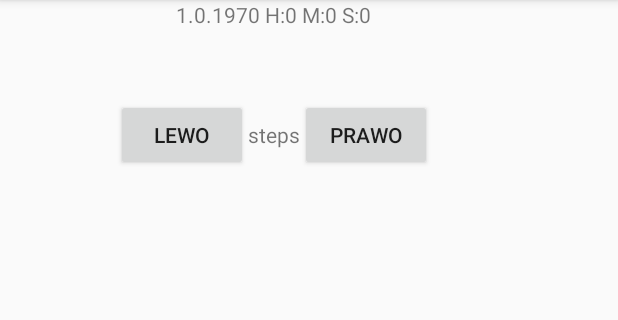
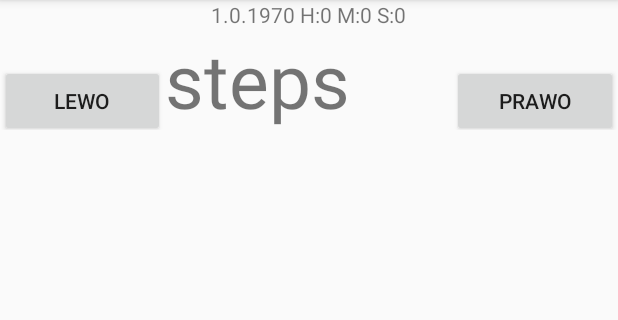
Before and after one commit to Jacu96/StepCounter, an Android app: the History screen opened directly, with no data from a screen before it, after a tap on "LEWO", on a phone screen of 412 x 824 dp, the part 84-404 px from its top. Run offline under Robolectric (Android 15) with nearby library versions, the phone set to English and light mode, and no system bars; 2 statements that could not run were skipped.

Commit message:
minimalna poprawa czytelnosci

```diff
--- a/app/src/main/java/com/example/jacek/stepcounter/Database.java
+++ b/app/src/main/java/com/example/jacek/stepcounter/Database.java
@@ -79,13 +79,13 @@ public class Database extends SQLiteOpenHelper {
         if (result == -1) return false;
         else return true;*/
         sqLiteDatabase.close();
+    }
 
-    }
-    //TODO zrobic metode get ktore daja kroki z konkretnej id
     public int getSteps(int id){
         SQLiteDatabase sqLiteDatabase=this.getReadableDatabase();
         int steps;
-        Cursor c=sqLiteDatabase.rawQuery("SELECT "+STEPS+" FROM "+TABLE_NAME+" WHERE "+ID+" ="+id,null);
+        String sqlQuery="SELECT "+STEPS+" FROM "+TABLE_NAME+" WHERE "+ID+" ="+id;
+        Cursor c=sqLiteDatabase.rawQuery(sqlQuery,null);
         c.moveToFirst();
         steps=c.getInt(0);
         c.close();
@@ -96,7 +96,8 @@ public class Database extends SQLiteOpenHelper {
     public long getDate(int id){
         SQLiteDatabase sqLiteDatabase=this.getReadableDatabase();
         long date;
-        Cursor c=sqLiteDatabase.rawQuery("SELECT "+DATE+" FROM "+TABLE_NAME+" WHERE "+ID+" ="+id,null);
+        String sqlQuery="SELECT "+DATE+" FROM "+TABLE_NAME+" WHERE "+ID+" ="+id;
+        Cursor c=sqLiteDatabase.rawQuery(sqlQuery,null);
         c.moveToFirst();
         date=c.getLong(0);
         c.close();
--- a/app/src/main/java/com/example/jacek/stepcounter/MainActivity.java
+++ b/app/src/main/java/com/example/jacek/stepcounter/MainActivity.java
@@ -20,9 +20,9 @@ public class MainActivity extends AppCompatActivity {
 
 
     public static final String BROADCAST_ACTION = "com.example.jacek.stepcounter";
-    static float steps = 0;
+    private static float steps = 0;
     private final String TAG = "MainActivity";
-    UpdateView updateView;
+    private UpdateView updateView;
     private TextView tv_steps;
     private TextView tv_info;
     private Button historyButton;
--- a/app/src/main/res/layout/activity_history.xml
+++ b/app/src/main/res/layout/activity_history.xml
@@ -7,12 +7,12 @@
     tools:context=".History">
 
     <LinearLayout
-        android:layout_width="365dp"
-        android:layout_height="114dp"
+        android:layout_width="match_parent"
+        android:layout_height="wrap_content"
         android:gravity="center_vertical|center_horizontal"
         android:orientation="vertical"
-        tools:layout_editor_absoluteX="8dp"
-        tools:layout_editor_absoluteY="8dp">
+        app:layout_constraintTop_toTopOf="parent"
+        tools:layout_editor_absoluteX="0dp">
 
         <TextView
             android:id="@+id/tv_label"
@@ -22,7 +22,7 @@
             android:text="TextView" />
 
         <LinearLayout
-            android:layout_width="wrap_content"
+            android:layout_width="match_parent"
             android:layout_height="wrap_content"
             android:orientation="horizontal"
             tools:layout_editor_absoluteX="8dp"
@@ -40,7 +40,8 @@
                 android:layout_width="wrap_content"
                 android:layout_height="wrap_content"
                 android:layout_weight="3"
-                                                               />
+                android:text="Your steps"
+                android:textSize="50dp" />
 
             <Button
                 android:id="@+id/nextButton"
```
